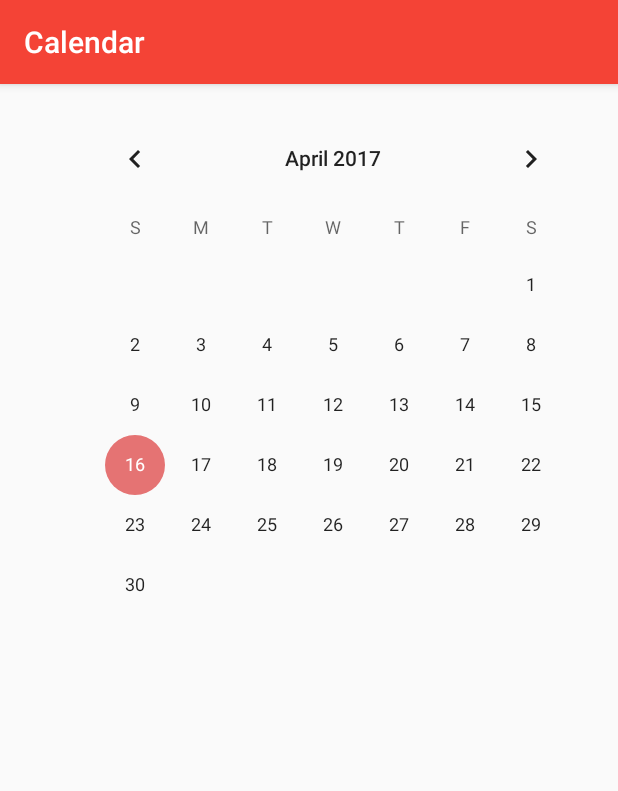
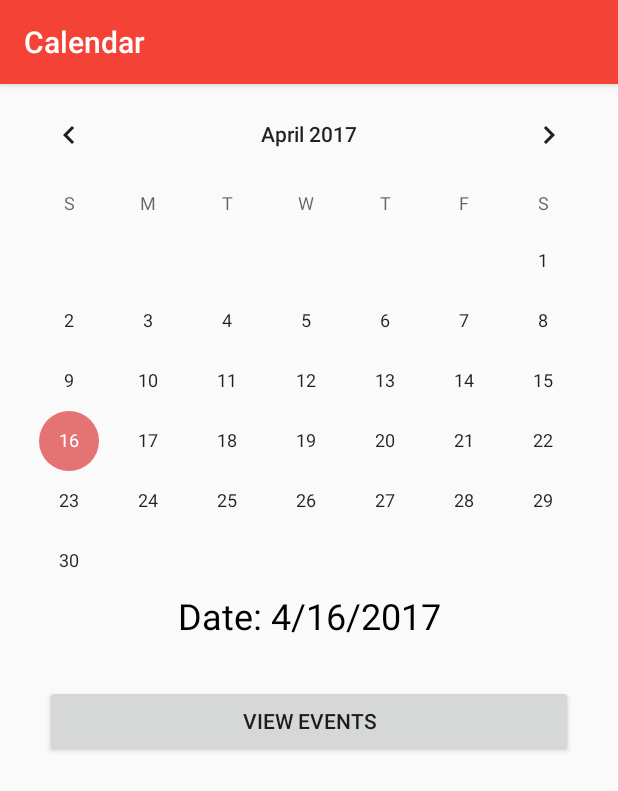
Before and after one commit to rendekwb/NeverForget, an Android app: the CalendarActivity screen opened directly, with no data from a screen before it, on a phone screen of 412 x 824 dp. Shown: the top 791 px of the screen. Run offline under Robolectric (Android 15) with nearby library versions, the phone set to English and light mode, and no system bars.

Commit message:
Updates to calendar

```diff
--- a/app/build.gradle
+++ b/app/build.gradle
@@ -25,6 +25,6 @@ dependencies {
         exclude group: 'com.android.support', module: 'support-annotations'
     })
     compile 'com.android.support:appcompat-v7:25.1.1'
-    compile 'com.android.support.constraint:constraint-layout:+'
+    compile 'com.android.support.constraint:constraint-layout:1.0.2'
     testCompile 'junit:junit:4.12'
 }
--- a/app/src/main/java/com/example/android/neverforget/activities/CalendarActivity.java
+++ b/app/src/main/java/com/example/android/neverforget/activities/CalendarActivity.java
@@ -1,15 +1,53 @@
 package com.example.android.neverforget.activities;
 
+import android.support.annotation.NonNull;
 import android.support.v7.app.AppCompatActivity;
 import android.os.Bundle;
+import android.view.View;
+import android.widget.Button;
+import android.widget.CalendarView;
+import android.widget.TextView;
+import android.widget.Toast;
+import android.text.format.DateFormat;
+import java.util.Date;
+import java.text.SimpleDateFormat;
 
 import com.example.android.neverforget.R;
 
+
+
 public class CalendarActivity extends AppCompatActivity {
+
+    TextView dateTextView;
 
     @Override
     protected void onCreate(Bundle savedInstanceState) {
         super.onCreate(savedInstanceState);
         setContentView(R.layout.activity_calendar);
+
+        Button viewEventsButton = (Button) findViewById(R.id.view_events_button);
+        CalendarView calendar = (CalendarView) findViewById(R.id.calendar);
+        calendar.setFirstDayOfWeek(1);
+
+        dateTextView = (TextView) findViewById(R.id.date_text_view);
+        Date todaysDate = new Date();
+        dateTextView.setText("Date: " + new SimpleDateFormat("M/dd/yyyy").format(todaysDate));
+
+
+        calendar.setOnDateChangeListener(new CalendarView.OnDateChangeListener() {
+            @Override
+            public void onSelectedDayChange(CalendarView calendarView, int year, int month, int day) {
+
+                dateTextView.setText("Date: "  + (month + 1) + "/" + day + "/" + year);
+            }
+        });
+
+        viewEventsButton.setOnClickListener(new View.OnClickListener() {
+            @Override
+            public void onClick(View view) {
+
+            }
+        });
+
     }
 }
--- a/app/src/main/java/com/example/android/neverforget/activities/TaskEditorActivity.java
+++ b/app/src/main/java/com/example/android/neverforget/activities/TaskEditorActivity.java
@@ -16,6 +16,8 @@ import android.widget.Spinner;
 import com.example.android.neverforget.R;
 import com.example.android.neverforget.data.NeverForgetContract;
 import com.example.android.neverforget.data.NeverForgetDbHelper;
+
+import java.util.Date;
 
 /**
  * Created by rendekwb on 3/21/17.
@@ -80,10 +82,14 @@ public class TaskEditorActivity extends AppCompatActivity{
         EditText descriptionEditText = (EditText) findViewById(R.id.new_task_description_edit_text);
         String description = descriptionEditText.getText().toString();
 
+        Date createdOn = new Date();
+        Log.v("created on: ", createdOn.toString());
+
 
         ContentValues values = new ContentValues();
         values.put(NeverForgetContract.TaskEntry.COLUMN_TASK_DESCRIPTION, description);
         values.put(NeverForgetContract.TaskEntry.COLUMN_TASK_PRIORITY, mPriority);
+        values.put(NeverForgetContract.TaskEntry.COLUMN_TASK_CREATED_ON, createdOn.toString());
 
         long newRowId = db.insert(NeverForgetContract.TaskEntry.TABLE_NAME, null, values);
         Log.v("TaskEditorActivity", "New Row ID: " + newRowId);
--- a/app/src/main/java/com/example/android/neverforget/data/NeverForgetContract.java
+++ b/app/src/main/java/com/example/android/neverforget/data/NeverForgetContract.java
@@ -48,7 +48,6 @@ public final class NeverForgetContract {
         public static final String COLUMN_CONTACT_FACEBOOK_URL = "facebookURL";
         public static final String COLUMN_CONTACT_TWITTER_URL = "twitterURL";
         public static final String COLUMN_CONTACT_INSTAGRAM_URL = "instagramURL";
-        public static final String COLUMN_CONTACT_SNAPCHAT_HANDLE = "snapchatHandle";
     }
 
     public static class TaskEntry implements BaseColumns{
--- a/app/src/main/java/com/example/android/neverforget/data/NeverForgetDbHelper.java
+++ b/app/src/main/java/com/example/android/neverforget/data/NeverForgetDbHelper.java
@@ -44,8 +44,7 @@ public class NeverForgetDbHelper extends SQLiteOpenHelper {
                 ContactEntry.COLUMN_CONTACT_ZIP + " TEXT, " +
                 ContactEntry.COLUMN_CONTACT_FACEBOOK_URL + " TEXT, " +
                 ContactEntry.COLUMN_CONTACT_TWITTER_URL + " TEXT, " +
-                ContactEntry.COLUMN_CONTACT_INSTAGRAM_URL + " TEXT, " +
-                ContactEntry.COLUMN_CONTACT_SNAPCHAT_HANDLE + " TEXT);";
+                ContactEntry.COLUMN_CONTACT_INSTAGRAM_URL + " TEXT);";
 
         String SQL_CREATE_TASKS_TABLE =
                 "CREATE TABLE " + TaskEntry.TABLE_NAME + "(" +
--- a/app/src/main/res/layout/activity_calendar.xml
+++ b/app/src/main/res/layout/activity_calendar.xml
@@ -4,19 +4,32 @@
     android:id="@+id/activity_calendar"
     android:layout_width="match_parent"
     android:layout_height="match_parent"
-    android:paddingBottom="@dimen/activity_vertical_margin"
-    android:paddingLeft="@dimen/activity_horizontal_margin"
-    android:paddingRight="@dimen/activity_horizontal_margin"
-    android:paddingTop="@dimen/activity_vertical_margin"
     tools:context="com.example.android.neverforget.activities.CalendarActivity">
 
     <CalendarView
-        android:layout_width="wrap_content"
-        android:layout_height="match_parent"
-        android:layout_alignParentTop="true"
-        android:layout_alignParentRight="true"
-        android:layout_alignParentEnd="true">
-
+        android:id="@+id/calendar"
+        android:layout_width="match_parent"
+        android:layout_height="wrap_content"
+        android:layout_centerHorizontal="true">
     </CalendarView>
 
+    <TextView
+        android:id="@+id/date_text_view"
+        android:layout_width="match_parent"
+        android:layout_height="wrap_content"
+        android:layout_below="@id/calendar"
+        android:layout_centerHorizontal="true"
+        android:gravity="center_horizontal"
+        android:textSize="24sp"
+        android:textColor="@android:color/black"/>
+
+    <Button
+        android:id="@+id/view_events_button"
+        android:layout_width="match_parent"
+        android:layout_height="wrap_content"
+        android:layout_below="@id/date_text_view"
+        android:layout_centerHorizontal="true"
+        android:layout_margin="30dp"
+        android:text="View Events"/>
+
 </RelativeLayout>
--- a/app/src/main/res/layout/activity_task_editor.xml
+++ b/app/src/main/res/layout/activity_task_editor.xml
@@ -40,11 +40,11 @@
 
     <Button
         android:id="@+id/add_task_button"
-        android:layout_width="wrap_content"
+        android:layout_width="match_parent"
         android:layout_height="wrap_content"
         android:text="Add New Task"
         android:layout_alignParentBottom="true"
         android:layout_centerHorizontal="true"
-        android:padding="8dp"/>
+        android:layout_margin="30dp"/>
 
 </RelativeLayout>
```
Also changed, not shown: app/src/main/AndroidManifest.xml (+9 -8 lines), app/src/main/java/com/example/android/neverforget/activities/CalendarEventEditorActivity.java (added, +15 -0 lines), app/src/main/java/com/example/android/neverforget/activities/ContactActivity.java (+40 -8 lines), app/src/main/java/com/example/android/neverforget/activities/ContactEditorActivity.java (+0 -7 lines), app/src/main/java/com/example/android/neverforget/activities/EventsOnDateActivity.java (added, +15 -0 lines), app/src/main/res/layout/activity_calendar_event_editor.xml (added, +9 -0 lines), app/src/main/res/layout/activity_contact_editor.xml (+2 -11 lines), app/src/main/res/layout/activity_events_on_date.xml (added, +9 -0 lines), app/src/main/res/layout/activity_to_do_list.xml (+9 -0 lines), app/src/main/res/layout/todo_task.xml (+20 -4 lines).
